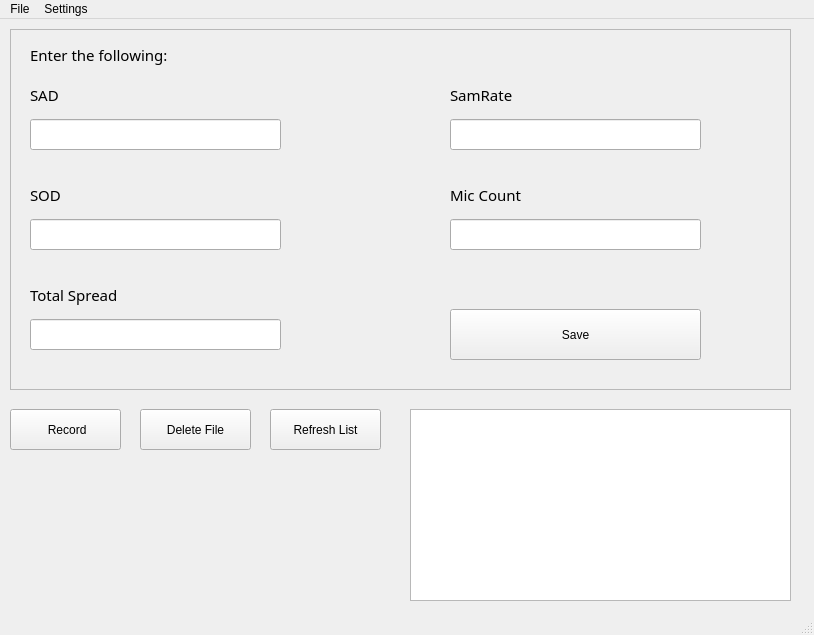
First picture: the form in form.ui, repository notjoedo/recorder-app, before the edit.
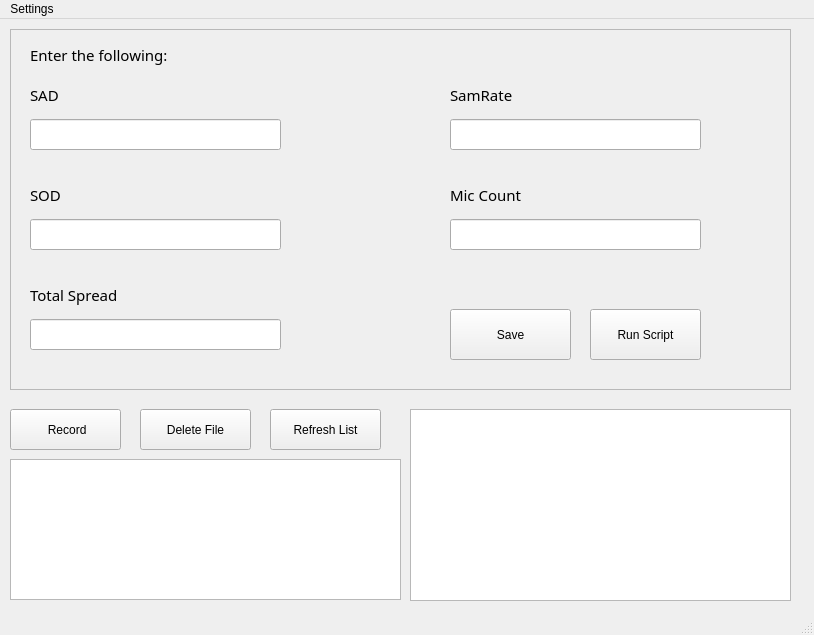
Second picture: the form after the edit. Icons and pictures are not drawn.

Commit message: Added more functionalities, GUI Tweaks, and added Console Log

```diff
--- a/form.ui
+++ b/form.ui
@@ -240,7 +240,7 @@
       <rect>
        <x>440</x>
        <y>280</y>
-       <width>251</width>
+       <width>121</width>
        <height>51</height>
       </rect>
      </property>
@@ -251,6 +251,19 @@
       <string>Save</string>
      </property>
     </widget>
+    <widget class="QPushButton" name="runScript">
+     <property name="geometry">
+      <rect>
+       <x>580</x>
+       <y>280</y>
+       <width>111</width>
+       <height>51</height>
+      </rect>
+     </property>
+     <property name="text">
+      <string>Run Script</string>
+     </property>
+    </widget>
    </widget>
    <widget class="QPushButton" name="recordButton">
     <property name="geometry">
@@ -307,6 +320,19 @@
      </rect>
     </property>
    </widget>
+   <widget class="QTextEdit" name="consoleLog">
+    <property name="geometry">
+     <rect>
+      <x>10</x>
+      <y>440</y>
+      <width>391</width>
+      <height>141</height>
+     </rect>
+    </property>
+    <property name="readOnly">
+     <bool>true</bool>
+    </property>
+   </widget>
   </widget>
   <widget class="QMenuBar" name="menubar">
    <property name="geometry">
@@ -319,18 +345,11 @@
    </property>
    <widget class="QMenu" name="menuRecord_Application">
     <property name="title">
-     <string>File</string>
-    </property>
-    <addaction name="actionMenu"/>
-   </widget>
-   <widget class="QMenu" name="menuSettings">
-    <property name="title">
      <string>Settings</string>
     </property>
     <addaction name="actionTheme"/>
    </widget>
    <addaction name="menuRecord_Application"/>
-   <addaction name="menuSettings"/>
   </widget>
   <widget class="QStatusBar" name="statusbar"/>
   <action name="actionMenu">
```
Left out of the diff: 8 changed lines with no effect on the pictures. The commit also changes 1 other file.
